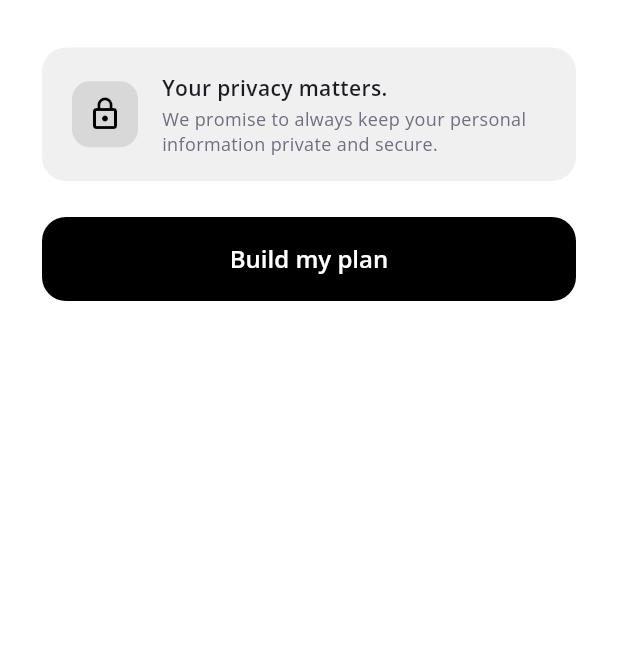
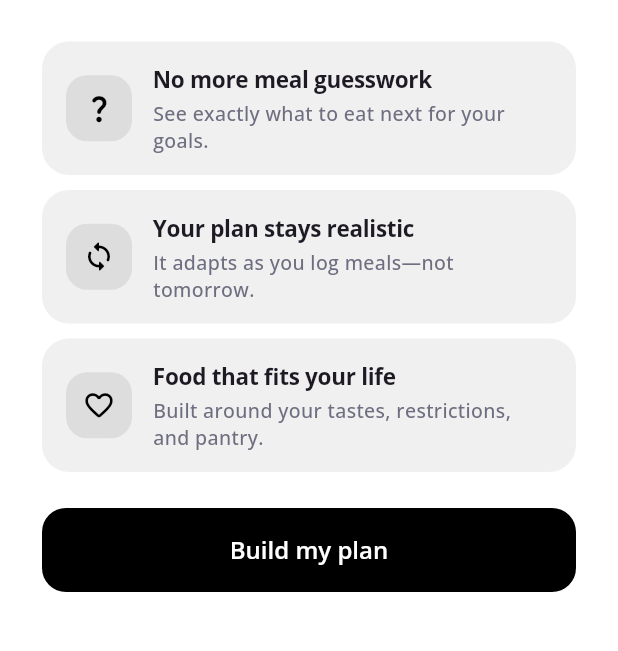
Before and after one commit to Umar1312/ai-diet-coach, a Flutter app: the screen it shows once a user with an empty profile is signed in, on a phone screen of 412 x 824 dp, the part 539-1190 px from its top. Run offline on Flutter 3.47's test engine with Material 3 defaults, Android fonts, the phone set to English and light mode, and no system bars; our stand-ins replace dio, firebase_auth, firebase_core, flutter_dotenv, flutter_mobx, flutter_svg and 8 more; missing offline and left inert: purchases_flutter, purchases_ui_flutter; accounts and stored records are empty; generated files the repository leaves out were written again; network calls fail.

Commit message:
Clarify welcome screen value

```diff
--- a/lib/presentation/screens/onboarding/welcome_screen.dart
+++ b/lib/presentation/screens/onboarding/welcome_screen.dart
@@ -50,54 +50,23 @@ class WelcomeScreen extends StatelessWidget {
                 context,
               ).textTheme.bodyLarge?.copyWith(color: AppColors.textSecondary),
             ),
-            const SizedBox(height: 32),
-            Container(
-              padding: const EdgeInsets.symmetric(horizontal: 20, vertical: 16),
-              decoration: BoxDecoration(
-                color: AppColors.surface,
-                borderRadius: BorderRadius.circular(16),
-              ),
-              child: Row(
-                children: [
-                  Container(
-                    padding: const EdgeInsets.all(10),
-                    decoration: BoxDecoration(
-                      color: AppColors.primary.withValues(alpha: 0.1),
-                      borderRadius: BorderRadius.circular(12),
-                    ),
-                    child: const Icon(
-                      Icons.lock_outline,
-                      color: AppColors.primary,
-                      size: 24,
-                    ),
-                  ),
-                  const SizedBox(width: 16),
-                  Expanded(
-                    child: Column(
-                      crossAxisAlignment: CrossAxisAlignment.start,
-                      children: [
-                        const Text(
-                          'Your privacy matters.',
-                          style: TextStyle(
-                            fontSize: 14,
-                            fontWeight: FontWeight.w600,
-                            color: AppColors.textPrimary,
-                          ),
-                        ),
-                        const SizedBox(height: 2),
-                        Text(
-                          'We promise to always keep your personal information private and secure.',
-                          style: TextStyle(
-                            fontSize: 12,
-                            color: AppColors.textSecondary,
-                            height: 1.4,
-                          ),
-                        ),
-                      ],
-                    ),
-                  ),
-                ],
-              ),
+            const SizedBox(height: 28),
+            const _ProblemCard(
+              icon: Icons.question_mark_rounded,
+              title: 'No more meal guesswork',
+              detail: 'See exactly what to eat next for your goals.',
+            ),
+            const SizedBox(height: 10),
+            const _ProblemCard(
+              icon: Icons.sync_rounded,
+              title: 'Your plan stays realistic',
+              detail: 'It adapts as you log meals—not tomorrow.',
+            ),
+            const SizedBox(height: 10),
+            const _ProblemCard(
+              icon: Icons.favorite_outline_rounded,
+              title: 'Food that fits your life',
+              detail: 'Built around your tastes, restrictions, and pantry.',
             ),
             const SizedBox(height: 24),
             PrimaryButton(
@@ -111,3 +80,66 @@ class WelcomeScreen extends StatelessWidget {
     );
   }
 }
+
+class _ProblemCard extends StatelessWidget {
+  final IconData icon;
+  final String title;
+  final String detail;
+
+  const _ProblemCard({
+    required this.icon,
+    required this.title,
+    required this.detail,
+  });
+
+  @override
+  Widget build(BuildContext context) {
+    return Container(
+      padding: const EdgeInsets.symmetric(horizontal: 16, vertical: 14),
+      decoration: BoxDecoration(
+        color: AppColors.surface,
+        borderRadius: BorderRadius.circular(18),
+      ),
+      child: Row(
+        children: [
+          Container(
+            width: 44,
+            height: 44,
+            decoration: BoxDecoration(
+              color: AppColors.primary.withValues(alpha: 0.08),
+              borderRadius: BorderRadius.circular(14),
+            ),
+            child: Icon(icon, color: AppColors.primary, size: 22),
+          ),
+          const SizedBox(width: 14),
+          Expanded(
+            child: Column(
+              crossAxisAlignment: CrossAxisAlignment.start,
+              children: [
+                Text(
+                  title,
+                  style: const TextStyle(
+                    fontSize: 15,
+                    fontWeight: FontWeight.w700,
+                    color: AppColors.textPrimary,
+                    letterSpacing: -0.2,
+                  ),
+                ),
+                const SizedBox(height: 2),
+                Text(
+                  detail,
+                  style: const TextStyle(
+                    fontSize: 13,
+                    fontWeight: FontWeight.w500,
+                    color: AppColors.textSecondary,
+                    height: 1.35,
+                  ),
+                ),
+              ],
+            ),
+          ),
+        ],
+      ),
+    );
+  }
+}
```
Also changed, not shown: 1 other file.
